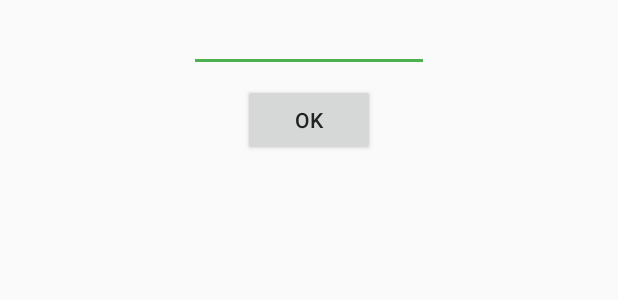
After one commit to Valentin-Golyonko/RGBStripControl_Arduino, an Android app: the layout activity_settings.xml on its own in the app's theme, with its tools: preview values and no code run, on a phone screen of 412 x 824 dp. The commit adds this screen. Shown: the top 300 px of the screen. Run offline under Robolectric (Android 15) with nearby library versions, the phone set to English and light mode, and no system bars.

Commit message:
alarm fix, settings menu added

```diff
--- a/app/src/main/java/valentin8dev/by/RGBStripControlArduino/BluetoothService.java
+++ b/app/src/main/java/valentin8dev/by/RGBStripControlArduino/BluetoothService.java
@@ -419,7 +419,7 @@ class BluetoothService {
             int bytes;
 
             // send flag that tells arduino: android app is ready to receive date!
-            SendMassage.send(1, true);
+            SendMassage.send(1, true, 0);
 
             // Keep listening to the InputStream while connected
             while (state == Constants.STATE_CONNECTED) {
--- a/app/src/main/java/valentin8dev/by/RGBStripControlArduino/SendMassage.java
+++ b/app/src/main/java/valentin8dev/by/RGBStripControlArduino/SendMassage.java
@@ -18,7 +18,7 @@ class SendMassage {
 
     private static int updatePeriod = 3;    // period of sending a message from the station = 3 sec
 
-    static void send(int i, boolean bool) {
+    static void send(int i, boolean bool, int alarm_time) {
         try {
             //Get the output stream for data transfer
             if (BluetoothService.getBltSocket() != null) {
@@ -46,7 +46,7 @@ class SendMassage {
                             value = 4017;
                             break;
                         case 40:    // alarm time; 4HHMM   code 4 + HH hour + MM min
-                            value = 41600;
+                            value = 40000 + alarm_time;
                             break;
                         case 5:     // autoBrightness
                             if (bool) {
--- /dev/null
+++ b/app/src/main/res/layout-v26/activity_settings.xml
@@ -0,0 +1,31 @@
+<?xml version="1.0" encoding="utf-8"?>
+<LinearLayout
+    style="@style/my"
+    xmlns:android="http://schemas.android.com/apk/res/android"
+    xmlns:tools="http://schemas.android.com/tools"
+    android:layout_width="match_parent"
+    android:layout_height="match_parent"
+    android:orientation="vertical"
+    android:gravity="center_horizontal">
+
+    <EditText
+        android:textSize="14sp"
+        android:id="@+id/et_time"
+        style="@style/my"
+        android:layout_width="wrap_content"
+        android:layout_height="wrap_content"
+        android:autofillHints="06:30"
+        android:ems="10"
+        android:inputType="time"
+        android:textAlignment="center"
+        tools:text="@tools:sample/date/hhmm" />
+
+    <Button
+        android:textSize="14sp"
+        style="@style/my"
+        android:text="@string/btn_OK"
+        android:id="@+id/btn_settings_ok"
+        android:layout_width="wrap_content"
+        android:layout_height="wrap_content" />
+
+</LinearLayout>
--- /dev/null
+++ b/app/src/main/res/layout/activity_settings.xml
@@ -0,0 +1,30 @@
+<?xml version="1.0" encoding="utf-8"?>
+<LinearLayout
+    style="@style/my"
+    xmlns:android="http://schemas.android.com/apk/res/android"
+    xmlns:tools="http://schemas.android.com/tools"
+    android:layout_width="match_parent"
+    android:layout_height="match_parent"
+    android:orientation="vertical"
+    android:gravity="center_horizontal">
+
+    <EditText
+        android:textSize="14sp"
+        android:id="@+id/et_time"
+        style="@style/my"
+        android:layout_width="wrap_content"
+        android:layout_height="wrap_content"
+        android:ems="10"
+        android:inputType="time"
+        android:textAlignment="center"
+        tools:text="@tools:sample/date/hhmm" />
+
+    <Button
+        android:textSize="14sp"
+        style="@style/my"
+        android:text="@string/btn_OK"
+        android:id="@+id/btn_settings_ok"
+        android:layout_width="wrap_content"
+        android:layout_height="wrap_content" />
+
+</LinearLayout>
--- a/app/src/main/res/values/strings.xml
+++ b/app/src/main/res/values/strings.xml
@@ -15,6 +15,7 @@
     <string name="title_other_devices">Other Available Devices</string>
     <string name="button_scan">Scan for devices</string>
     <string name="menu_about">About</string>
+    <string name="menu_settings">Settings</string>
     <string name="menu_connect">Connect</string>
     <string name="cv_seekBar_100">Brightness 70%</string>
     <string name="bt_not_enabled_leaving">Bluetooth was not enabled. Leaving App.</string>
```
Also changed, not shown: app/src/main/AndroidManifest.xml (+12 -1 lines), app/src/main/java/valentin8dev/by/RGBStripControlArduino/MainActivity.java (+9 -9 lines), app/src/main/java/valentin8dev/by/RGBStripControlArduino/SettingsActivity.java (added, +48 -0 lines), 3 other files.
